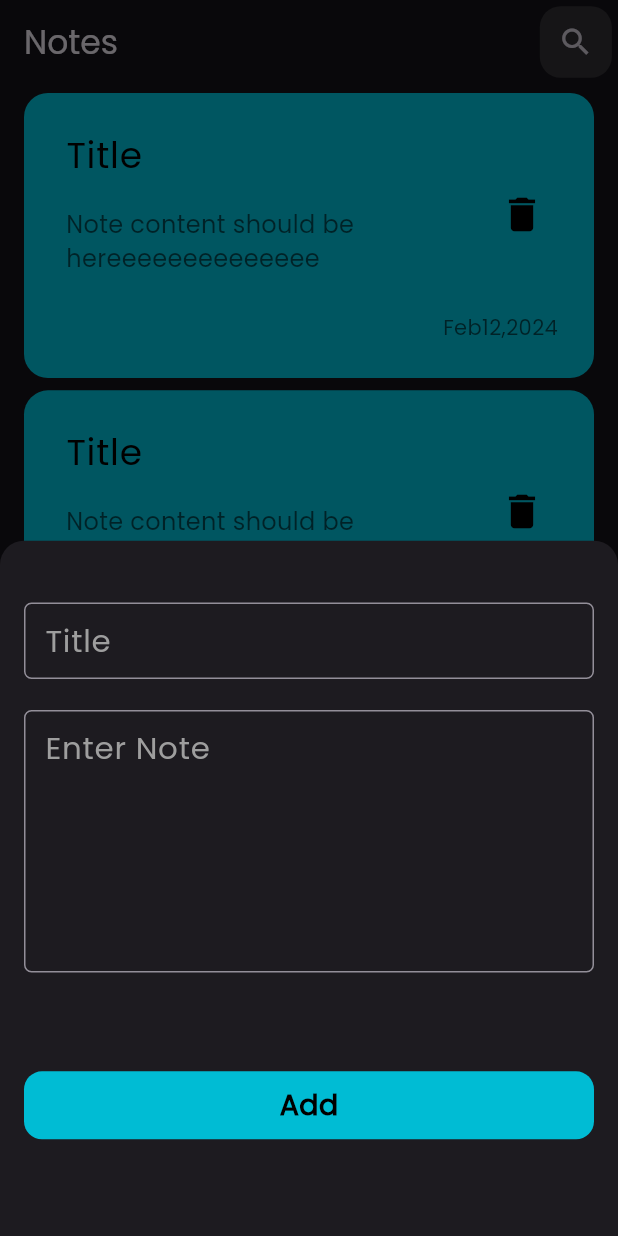
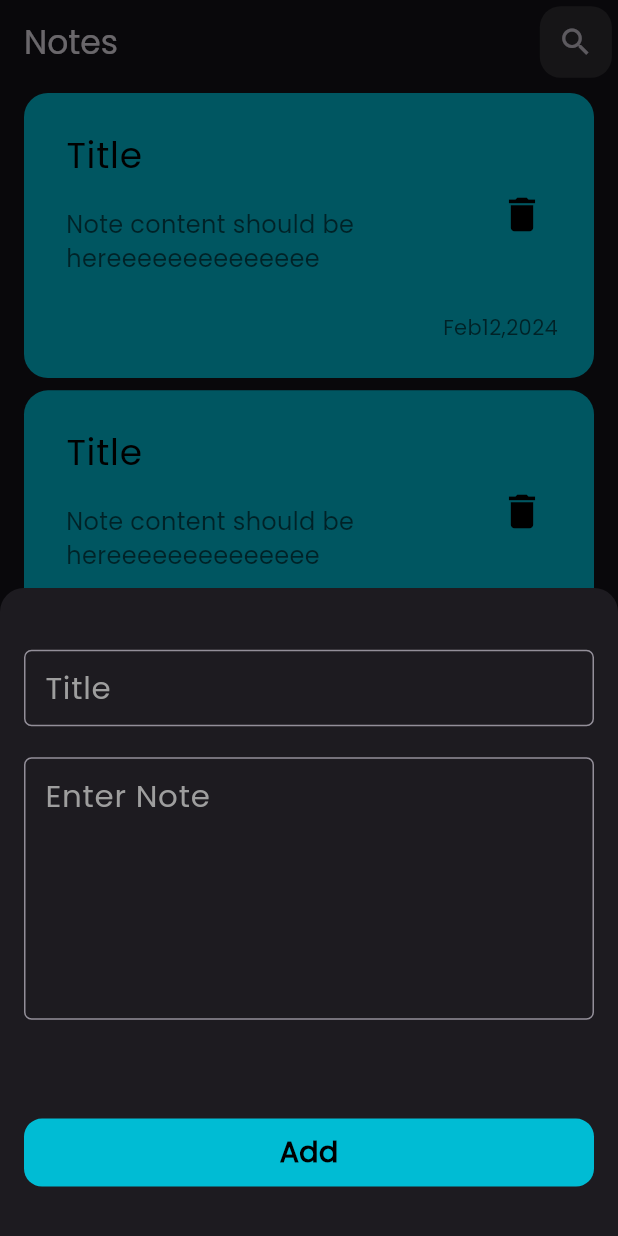
Before and after one commit to MoAce8/Notes_App, a Flutter app: the screen it shows after launch, after a tap on the "add" icon, on a phone screen of 412 x 824 dp. Run offline on Flutter 3.47's test engine with Material 3 defaults, Android fonts, the phone set to English and light mode, and no system bars; drawn by our look-alikes of modal_progress_hud_nsn; our stand-ins replace bloc, flutter_bloc, hive, hive_flutter; accounts and stored records are empty.

Commit message:
edit button loading and sheet scroll

```diff
--- a/lib/screens/home/home_screen.dart
+++ b/lib/screens/home/home_screen.dart
@@ -27,12 +27,12 @@ class HomeScreen extends StatelessWidget {
         ],
       ),
       body: ListView.separated(
-        padding: EdgeInsets.only(
+        padding: const EdgeInsets.only(
           top: 6,
           left: 16,
           right: 16,
         ),
-        itemBuilder: (context, index) => NotesItem(),
+        itemBuilder: (context, index) => const NotesItem(),
         separatorBuilder: (context, index) =>
             SizedBox(
               height: screenHeight(context) * .01,
@@ -42,16 +42,17 @@ class HomeScreen extends StatelessWidget {
       floatingActionButton: FloatingActionButton(
         onPressed: () {
           showModalBottomSheet(
-            shape: RoundedRectangleBorder(
+            isScrollControlled: true,
+            shape: const RoundedRectangleBorder(
               borderRadius: BorderRadius.only(
                 topLeft: Radius.circular(16),
                 topRight: Radius.circular(16),
               )
             ),
-            context: context, builder: (context) => NewNoteSheet(),);
+            context: context, builder: (context) => const NewNoteSheet(),);
         },
-        child: Icon(Icons.add),
-        shape: CircleBorder(),
+        shape: const CircleBorder(),
+        child: const Icon(Icons.add),
       ),
     );
   }
--- a/lib/screens/home/widgets/notes_item.dart
+++ b/lib/screens/home/widgets/notes_item.dart
@@ -8,14 +8,14 @@ class NotesItem extends StatelessWidget {
   Widget build(BuildContext context) {
     return GestureDetector(
       onTap: () {
-        Navigator.push(context, MaterialPageRoute(builder: (context) => EditNoteScreen(),));
+        Navigator.push(
+            context,
+            MaterialPageRoute(
+              builder: (context) => EditNoteScreen(),
+            ));
       },
       child: Container(
-        padding: EdgeInsets.only(
-          top: 16,
-          bottom: 24,
-          left: 12
-        ),
+        padding: const EdgeInsets.only(top: 16, bottom: 24, left: 12),
         decoration: BoxDecoration(
             color: Colors.cyan, borderRadius: BorderRadius.circular(16)),
         child: Column(
@@ -31,8 +31,8 @@ class NotesItem extends StatelessWidget {
                 ),
               ),
               subtitle: Padding(
-                padding: const EdgeInsets.only(top: 16,bottom: 16),
-                child:  Text(
+                padding: const EdgeInsets.only(top: 16, bottom: 16),
+                child: Text(
                   'Note content should be hereeeeeeeeeeeeee',
                   style: TextStyle(
                     fontSize: 16,
@@ -53,9 +53,7 @@ class NotesItem extends StatelessWidget {
               padding: const EdgeInsets.only(right: 24),
               child: Text(
                 'Feb12,2024',
-                style: TextStyle(
-                  color: Colors.black.withOpacity(.6)
-                ),
+                style: TextStyle(color: Colors.black.withOpacity(.6)),
               ),
             )
           ],
--- a/lib/screens/new_note/add_new_sheet.dart
+++ b/lib/screens/new_note/add_new_sheet.dart
@@ -1,12 +1,11 @@
 import 'package:flutter/material.dart';
 import 'package:flutter_bloc/flutter_bloc.dart';
-import 'package:modal_progress_hud_nsn/modal_progress_hud_nsn.dart';
 import 'package:notes_app/cubits/add_note_cubit/add_note_cubit.dart';
 import 'package:notes_app/screens/new_note/widgets/add_new_form.dart';
 import 'package:notes_app/shared/constants.dart';
 
 class NewNoteSheet extends StatelessWidget {
-  NewNoteSheet({Key? key}) : super(key: key);
+  const NewNoteSheet({Key? key}) : super(key: key);
 
   @override
   Widget build(BuildContext context) {
@@ -22,11 +21,15 @@ class NewNoteSheet extends StatelessWidget {
           }
         },
         builder: (context, state) {
-          return ModalProgressHUD(
-            inAsyncCall: state is AddNoteLoading,
+          return AbsorbPointer(
+            absorbing: state is AddNoteLoading,
             child: SingleChildScrollView(
               child: Container(
-                padding: const EdgeInsets.symmetric(horizontal: 16),
+                padding: EdgeInsets.only(
+                  right: 16,
+                  left: 16,
+                  bottom: keyboardHeight(context),
+                ),
                 width: screenWidth(context),
                 child: const AddNewForm(),
               ),
--- a/lib/screens/new_note/widgets/add_new_form.dart
+++ b/lib/screens/new_note/widgets/add_new_form.dart
@@ -1,4 +1,5 @@
 import 'package:flutter/material.dart';
+import 'package:flutter_bloc/flutter_bloc.dart';
 import 'package:notes_app/cubits/add_note_cubit/add_note_cubit.dart';
 import 'package:notes_app/models/note_model.dart';
 import 'package:notes_app/shared/constants.dart';
@@ -39,7 +40,10 @@ class _AddNewFormState extends State<AddNewForm> {
             maxLines: 5,
           ),
           SizedBox(height: screenHeight(context) * .08),
-          AppButton(
+          BlocBuilder<AddNoteCubit, AddNoteState>(
+            builder: (context, state) {
+              return AppButton(
+                  isLoading: state is AddNoteLoading,
                   text: 'Add',
                   function: () {
                     if (formKey.currentState!.validate()) {
@@ -57,8 +61,10 @@ class _AddNewFormState extends State<AddNewForm> {
                         autoValidateMode = AutovalidateMode.always;
                       });
                     }
-              }),
-          SizedBox(height: screenHeight(context) * .08),
+                  });
+            },
+          ),
+          SizedBox(height: screenHeight(context) * .04),
         ],
       ),
     );
--- a/lib/shared/constants.dart
+++ b/lib/shared/constants.dart
@@ -10,4 +10,8 @@ double screenHeight(context) {
   return MediaQuery.of(context).size.height;
 }
 
+double keyboardHeight(context) {
+  return MediaQuery.of(context).viewInsets.bottom;
+}
+
 const kNotesBox = 'notes_box';
--- a/lib/shared/widgets/app_button.dart
+++ b/lib/shared/widgets/app_button.dart
@@ -8,6 +8,7 @@ class AppButton extends StatelessWidget {
     this.isUperCase = false,
     required this.text,
     required this.function,
+    this.isLoading = false,
   });
 
   final double width;
@@ -15,6 +16,7 @@ class AppButton extends StatelessWidget {
   final bool isUperCase;
   final String text;
   final VoidCallback function;
+  final bool isLoading;
 
   @override
   Widget build(BuildContext context) {
@@ -26,13 +28,21 @@ class AppButton extends StatelessWidget {
         width: width,
         height: screenHeight(context) * 0.055,
         child: Center(
-          child: Text(
-            isUperCase ? text.toUpperCase() : text,
-            style: TextStyle(
-                fontSize: screenWidth(context) * 0.046,
-                fontWeight: FontWeight.bold,
-                color: Colors.black),
+          child: isLoading
+              ? SizedBox(
+            height:screenWidth(context)*.07,
+            width: screenWidth(context)*.07,
+                child: const CircularProgressIndicator(
+            color: Colors.black,
           ),
+              )
+              : Text(
+                  isUperCase ? text.toUpperCase() : text,
+                  style: TextStyle(
+                      fontSize: screenWidth(context) * 0.046,
+                      fontWeight: FontWeight.bold,
+                      color: Colors.black),
+                ),
         ),
       ),
     );
```
Lines whose indentation alone changed are shown as unchanged.
